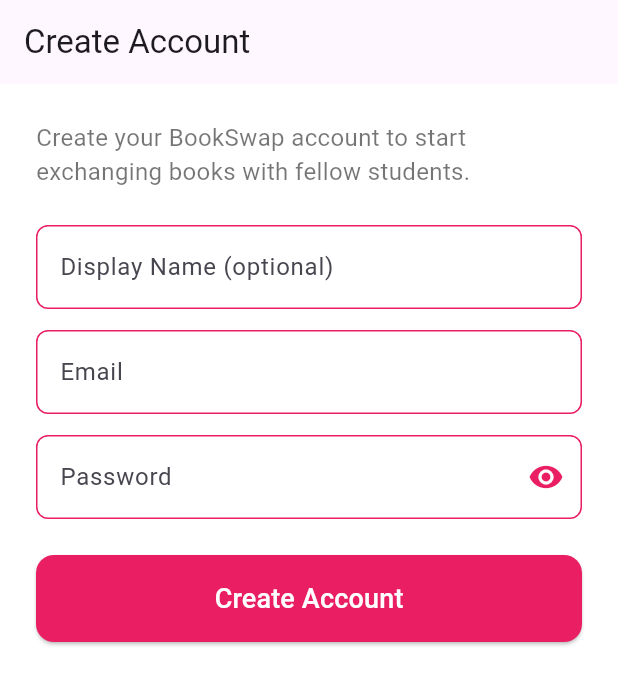
After one commit to elvispreakerebi/book_swap, a Flutter app: the RegisterScreen screen opened by its route, on a phone screen of 412 x 824 dp. The commit adds this screen. Shown: the top 685 px of the screen. Run offline on Flutter 3.47's test engine with Material 3 defaults, Android fonts, the phone set to English and light mode, and no system bars; our stand-ins replace cloud_firestore, firebase_auth, firebase_core, go_router; accounts and stored records are empty; generated files the repository leaves out were written again.

Commit message:
added create account page

```diff
--- a/lib/core/routing.dart
+++ b/lib/core/routing.dart
@@ -1,13 +1,14 @@
-
 import 'package:go_router/go_router.dart';
-import 'package:myapp/screens/auth/welcome_screen.dart';
+import '../screens/auth/welcome_screen.dart';
+import '../screens/auth/register_screen.dart';
 
 class AppRouter {
   static final router = GoRouter(
     routes: [
+      GoRoute(path: '/', builder: (context, state) => const WelcomeScreen()),
       GoRoute(
-        path: '/',
-        builder: (context, state) => const WelcomeScreen(),
+        path: '/register',
+        builder: (context, state) => const RegisterScreen(),
       ),
       // Add other routes here
     ],
--- a/lib/main.dart
+++ b/lib/main.dart
@@ -1,19 +1,15 @@
-
+import 'package:flutter/material.dart';
 import 'package:firebase_core/firebase_core.dart';
-import 'package:flutter/material.dart';
-import 'package:flutter_riverpod/flutter_riverpod.dart';
-import 'package:myapp/core/routing.dart';
-import 'package:myapp/firebase_options.dart';
+import 'package:provider/provider.dart';
+import 'core/routing.dart';
+import 'firebase_options.dart';
+import 'providers/auth_provider.dart';
 
 void main() async {
   WidgetsFlutterBinding.ensureInitialized();
-  await Firebase.initializeApp(
-    options: DefaultFirebaseOptions.currentPlatform,
-  );
+  await Firebase.initializeApp(options: DefaultFirebaseOptions.currentPlatform);
   runApp(
-    const ProviderScope(
-      child: MyApp(),
-    ),
+    ChangeNotifierProvider(create: (_) => AuthProvider(), child: const MyApp()),
   );
 }
 
--- /dev/null
+++ b/lib/providers/auth_provider.dart
@@ -0,0 +1,42 @@
+import 'package:flutter/material.dart';
+import '../services/auth_service.dart';
+
+enum AuthStatus { idle, loading, success, error }
+
+class AuthProvider with ChangeNotifier {
+  final AuthService _authService = AuthService();
+  AuthStatus _status = AuthStatus.idle;
+  String? _errorMessage;
+
+  AuthStatus get status => _status;
+  String? get errorMessage => _errorMessage;
+
+  Future<void> register({
+    required String email,
+    required String password,
+  }) async {
+    _status = AuthStatus.loading;
+    _errorMessage = null;
+    notifyListeners();
+    try {
+      final result = await _authService.signUp(email, password);
+      if (result != null) {
+        await _authService.sendEmailVerification();
+        _status = AuthStatus.success;
+      } else {
+        _status = AuthStatus.error;
+        _errorMessage = 'Registration failed.';
+      }
+    } catch (e) {
+      _status = AuthStatus.error;
+      _errorMessage = e.toString();
+    }
+    notifyListeners();
+  }
+
+  void idle() {
+    _status = AuthStatus.idle;
+    _errorMessage = null;
+    notifyListeners();
+  }
+}
--- /dev/null
+++ b/lib/screens/auth/register_screen.dart
@@ -0,0 +1,150 @@
+import 'package:flutter/material.dart';
+import 'package:provider/provider.dart';
+import '../../providers/auth_provider.dart';
+
+class RegisterScreen extends StatefulWidget {
+  const RegisterScreen({super.key});
+  @override
+  State<RegisterScreen> createState() => _RegisterScreenState();
+}
+
+class _RegisterScreenState extends State<RegisterScreen> {
+  final _formKey = GlobalKey<FormState>();
+  final _emailController = TextEditingController();
+  final _passwordController = TextEditingController();
+  final _displayNameController = TextEditingController();
+  bool _showPassword = false;
+
+  @override
+  void dispose() {
+    _emailController.dispose();
+    _passwordController.dispose();
+    _displayNameController.dispose();
+    super.dispose();
+  }
+
+  @override
+  Widget build(BuildContext context) {
+    final authProvider = Provider.of<AuthProvider>(context);
+    OutlineInputBorder border = OutlineInputBorder(
+      borderRadius: BorderRadius.circular(8),
+      borderSide: const BorderSide(color: Colors.pink),
+    );
+    return Scaffold(
+      appBar: AppBar(title: const Text('Create Account')),
+      body: Padding(
+        padding: const EdgeInsets.all(24.0),
+        child: Form(
+          key: _formKey,
+          child: ListView(
+            shrinkWrap: true,
+            children: [
+              const Padding(
+                padding: EdgeInsets.only(bottom: 24.0),
+                child: Text(
+                  'Create your BookSwap account to start exchanging books with fellow students.',
+                  textAlign: TextAlign.left,
+                  style: TextStyle(fontSize: 16, color: Colors.black54),
+                ),
+              ),
+              TextFormField(
+                controller: _displayNameController,
+                textInputAction: TextInputAction.next,
+                decoration: InputDecoration(
+                  labelText: 'Display Name (optional)',
+                  border: border,
+                  enabledBorder: border,
+                  focusedBorder: border,
+                ),
+              ),
+              const SizedBox(height: 14),
+              TextFormField(
+                controller: _emailController,
+                keyboardType: TextInputType.emailAddress,
+                textInputAction: TextInputAction.next,
+                decoration: InputDecoration(
+                  labelText: 'Email',
+                  border: border,
+                  enabledBorder: border,
+                  focusedBorder: border,
+                ),
+                validator: (value) {
+                  if (value == null || value.isEmpty) return 'Email required';
+                  if (!value.contains('@')) return 'Enter a valid email';
+                  return null;
+                },
+              ),
+              const SizedBox(height: 14),
+              TextFormField(
+                controller: _passwordController,
+                obscureText: !_showPassword,
+                textInputAction: TextInputAction.done,
+                decoration: InputDecoration(
+                  labelText: 'Password',
+                  border: border,
+                  enabledBorder: border,
+                  focusedBorder: border,
+                  suffixIcon: IconButton(
+                    icon: Icon(
+                      _showPassword ? Icons.visibility_off : Icons.visibility,
+                      color: Colors.pink,
+                    ),
+                    onPressed: () =>
+                        setState(() => _showPassword = !_showPassword),
+                  ),
+                ),
+                validator: (value) {
+                  if (value == null || value.length < 6) return 'Min 6 chars';
+                  return null;
+                },
+              ),
+              const SizedBox(height: 24),
+              authProvider.status == AuthStatus.loading
+                  ? const Center(child: CircularProgressIndicator())
+                  : ElevatedButton(
+                      style: ElevatedButton.styleFrom(
+                        backgroundColor: Colors.pink,
+                        padding: const EdgeInsets.symmetric(vertical: 16),
+                        shape: RoundedRectangleBorder(
+                          borderRadius: BorderRadius.circular(12),
+                        ),
+                      ),
+                      onPressed: () async {
+                        if (_formKey.currentState!.validate()) {
+                          await authProvider.register(
+                            email: _emailController.text.trim(),
+                            password: _passwordController.text.trim(),
+                          );
+                        }
+                      },
+                      child: const Text(
+                        'Create Account',
+                        style: TextStyle(fontSize: 18, color: Colors.white),
+                      ),
+                    ),
+              const SizedBox(height: 16),
+              if (authProvider.status == AuthStatus.error &&
+                  authProvider.errorMessage != null)
+                Text(
+                  authProvider.errorMessage!,
+                  style: const TextStyle(color: Colors.red),
+                ),
+              if (authProvider.status == AuthStatus.success)
+                Column(
+                  children: const [
+                    Icon(Icons.check_circle, color: Colors.green, size: 40),
+                    SizedBox(height: 8),
+                    Text(
+                      'Check your inbox and verify your email before logging in.',
+                      style: TextStyle(color: Colors.green),
+                      textAlign: TextAlign.center,
+                    ),
+                  ],
+                ),
+            ],
+          ),
+        ),
+      ),
+    );
+  }
+}
--- a/lib/screens/auth/welcome_screen.dart
+++ b/lib/screens/auth/welcome_screen.dart
@@ -1,4 +1,3 @@
-
 import 'package:flutter/material.dart';
 import 'package:go_router/go_router.dart';
 
@@ -16,11 +15,7 @@ class WelcomeScreen extends StatelessWidget {
             mainAxisAlignment: MainAxisAlignment.center,
             crossAxisAlignment: CrossAxisAlignment.stretch,
             children: [
-              const Icon(
-                Icons.menu_book,
-                size: 80,
-                color: Colors.pink,
-              ),
+              const Icon(Icons.menu_book, size: 80, color: Colors.pink),
               const SizedBox(height: 24),
               const Text(
                 'BookSwap',
@@ -33,12 +28,9 @@ class WelcomeScreen extends StatelessWidget {
               ),
               const SizedBox(height: 8),
               const Text(
-                'Swap Your Books\\nWith Other Students',
+                'Swap Your Books With Other Students',
                 textAlign: TextAlign.center,
-                style: TextStyle(
-                  fontSize: 20,
-                  color: Colors.black54,
-                ),
+                style: TextStyle(fontSize: 20, color: Colors.black54),
               ),
               const SizedBox(height: 48),
               ElevatedButton(
--- a/pubspec.yaml
+++ b/pubspec.yaml
@@ -1,5 +1,5 @@
-name: myapp
-description: "A new Flutter project."
+name: BookSwap
+description: "Book Swap is a platform for students to swap books with other students."
 # The following line prevents the package from being accidentally published to
 # pub.dev using `flutter pub publish`. This is preferred for private packages.
 publish_to: 'none' # Remove this line if you wish to publish to pub.dev
```
Also changed, not shown: lib/models/user.dart (added, +65 -0 lines), 2 other files.
